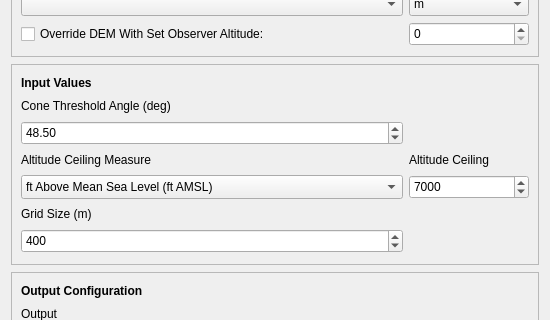
Old version of the form overflight_contour_calculator_dialog_base.ui in the repository MagicJorkki/Overflight-Contour-Calculator; both pictures show x 0 to 550 and y 126 to 446 of the 550 by 820 pixel window.
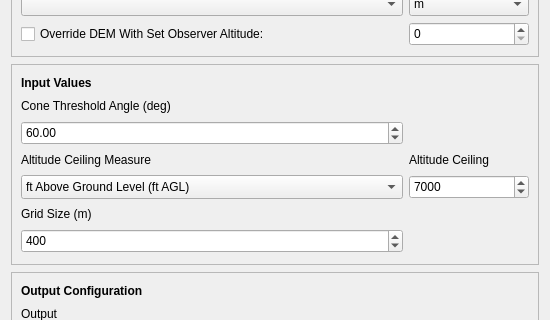
New version of the form. Custom widgets are drawn as their Qt base class.

Commit message: Interpolation pixel shift fix

```diff
--- a/overflight_contour_calculator_dialog_base.ui
+++ b/overflight_contour_calculator_dialog_base.ui
@@ -359,11 +359,6 @@
           <height>24</height>
          </size>
         </property>
-        <item>
-         <property name="text">
-          <string>ft Above Mean Sea Level (ft AMSL)</string>
-         </property>
-        </item>
         <item>
          <property name="text">
           <string>ft Above Ground Level (ft AGL)</string>
@@ -402,7 +397,7 @@
          <double>0.100000000000000</double>
         </property>
         <property name="value">
-         <double>48.500000000000000</double>
+         <double>60.000000000000000</double>
         </property>
        </widget>
       </item>
```
Left out of the diff: 15 changed lines with no effect on the pictures. The commit also changes 2 other files.
